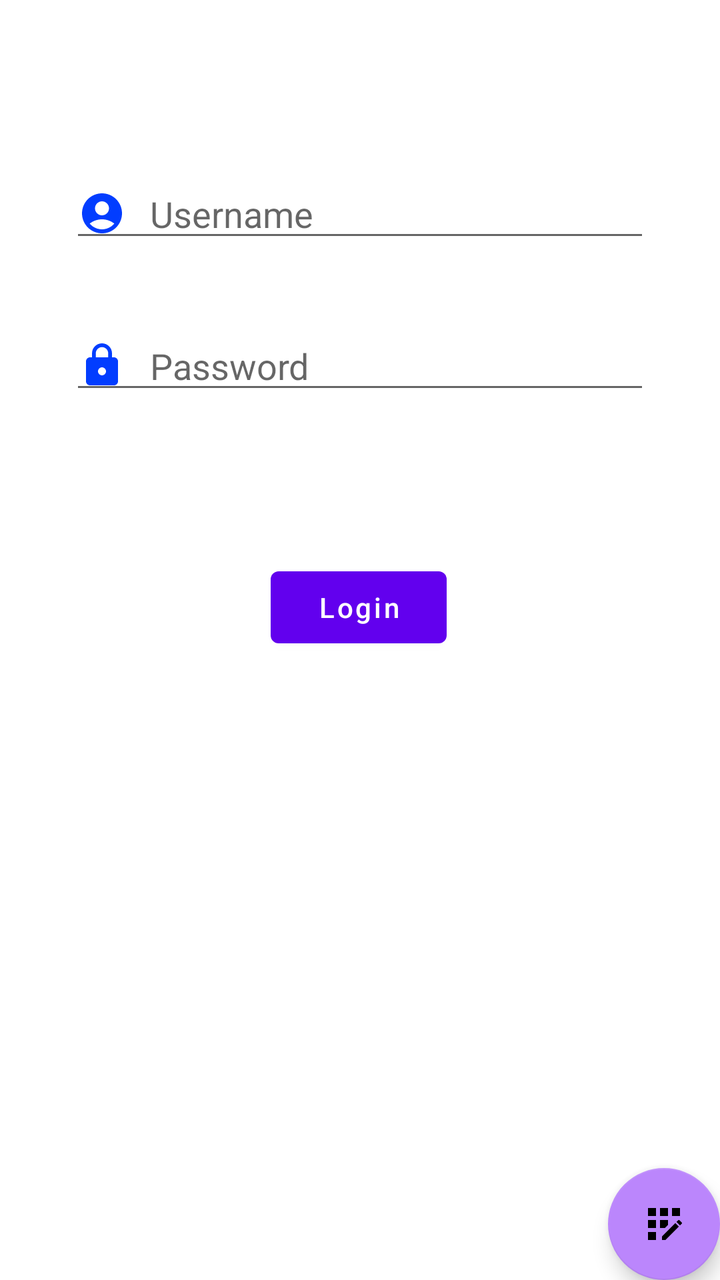
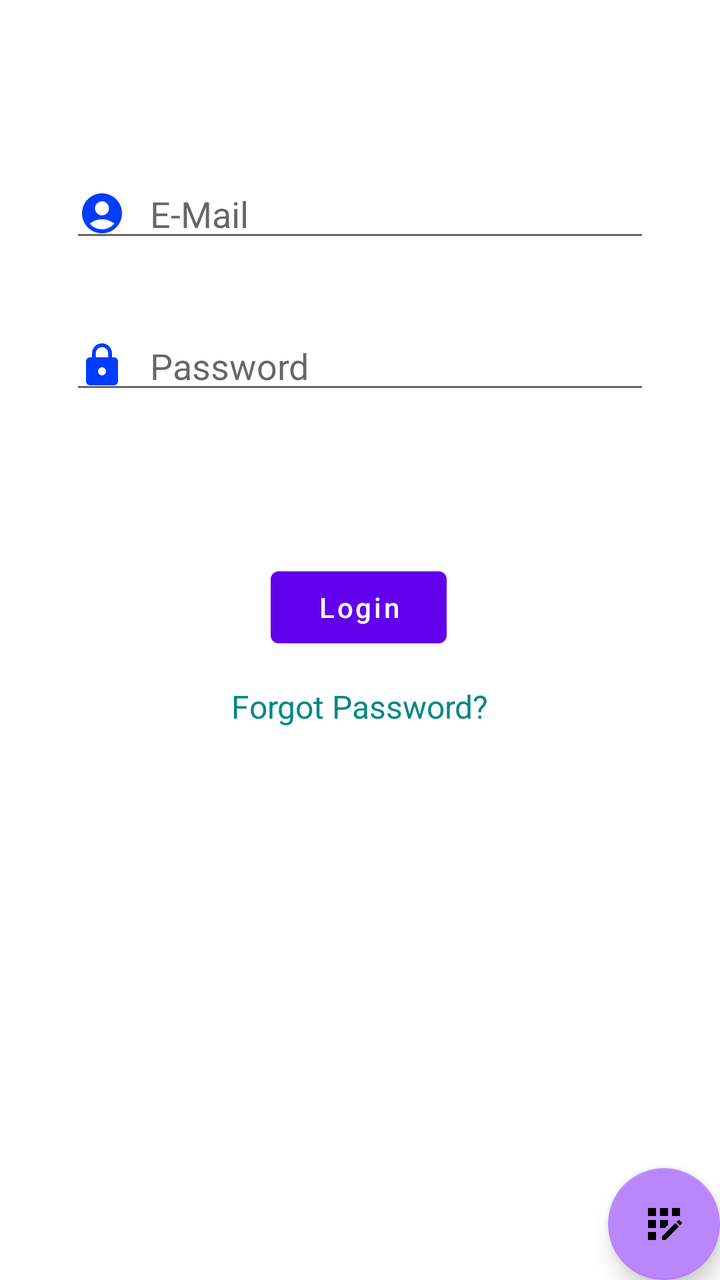

An Android layout rendered at two revisions. The XML below is the earlier revision; the diff shows what the commit changed to produce the second picture.
<!-- AndroidManifest.xml: application theme Theme.MobilOdev -->
<!-- res/layout/fragment_login.xml -->
<?xml version="1.0" encoding="utf-8"?>
<androidx.constraintlayout.widget.ConstraintLayout xmlns:android="http://schemas.android.com/apk/res/android"
    xmlns:app="http://schemas.android.com/apk/res-auto"
    xmlns:tools="http://schemas.android.com/tools"
    android:layout_width="match_parent"
    android:layout_height="match_parent"
    tools:context=".LoginFragment">

    <EditText
        android:id="@+id/user_name_text"
        style="@style/EditTextStyle"
        android:hint = "@string/username"
        app:layout_constraintBottom_toTopOf="@id/password_text"
        app:layout_constraintEnd_toEndOf="parent"
        app:layout_constraintStart_toStartOf="parent"
        app:layout_constraintTop_toTopOf="parent"
        android:drawableLeft="@drawable/baseline_name_surname"
        app:layout_constraintVertical_bias="0.761" />

    <EditText
        android:id="@+id/password_text"
        style="@style/EditTextStyle"
        app:layout_constraintBottom_toTopOf="@id/loginButton"
        app:layout_constraintEnd_toEndOf="parent"
        app:layout_constraintStart_toStartOf="parent"
        android:hint = "@string/password"
        android:drawableLeft="@drawable/password_24"
        android:inputType="textPassword"
        app:layout_constraintTop_toTopOf="parent"
        app:layout_constraintVertical_bias="0.694" />

    <Button
        android:id="@+id/loginButton"
        android:layout_width="wrap_content"
        android:layout_height="wrap_content"
        android:text="@string/login"
        android:textAllCaps ="false"
        app:layout_constraintBottom_toBottomOf="parent"
        app:layout_constraintEnd_toEndOf="parent"
        app:layout_constraintHorizontal_bias="0.498"
        app:layout_constraintStart_toStartOf="parent"
        app:layout_constraintTop_toBottomOf="@id/user_name_text"
        app:layout_constraintVertical_bias="0.33" />

    <com.google.android.material.floatingactionbutton.FloatingActionButton
        android:id="@+id/registerButton"
        android:layout_width="wrap_content"
        android:layout_height="wrap_content"
        android:layout_gravity="bottom|end"
        app:backgroundTint="@color/purple_200"
        app:layout_constraintBottom_toBottomOf="parent"
        app:layout_constraintEnd_toEndOf="parent"
        app:srcCompat="@drawable/ic_baseline_app_registration_24" />
</androidx.constraintlayout.widget.ConstraintLayout>
<!-- resources referenced by this layout -->
<resources>
  <color name="purple_200">#FFBB86FC</color>
  <!-- drawable baseline_name_surname (drawable) -->
  <vector android:height="24dp" android:tint="#023DFF"
      android:viewportHeight="24" android:viewportWidth="24"
      android:width="24dp" xmlns:android="http://schemas.android.com/apk/res/android">
      <path android:fillColor="@android:color/white" android:pathData="M12,2C6.48,2 2,6.48 2,12s4.48,10 10,10s10,-4.48 10,-10S17.52,2 12,2zM12,6c1.93,0 3.5,1.57 3.5,3.5S13.93,13 12,13s-3.5,-1.57 -3.5,-3.5S10.07,6 12,6zM12,20c-2.03,0 -4.43,-0.82 -6.14,-2.88C7.55,15.8 9.68,15 12,15s4.45,0.8 6.14,2.12C16.43,19.18 14.03,20 12,20z"/>
  </vector>
  <!-- drawable ic_baseline_app_registration_24 (drawable) -->
  <vector android:height="24dp" android:tint="#000000"
      android:viewportHeight="24" android:viewportWidth="24"
      android:width="24dp" xmlns:android="http://schemas.android.com/apk/res/android">
      <path android:fillColor="@android:color/white" android:pathData="M10,4h4v4h-4z"/>
      <path android:fillColor="@android:color/white" android:pathData="M4,16h4v4h-4z"/>
      <path android:fillColor="@android:color/white" android:pathData="M4,10h4v4h-4z"/>
      <path android:fillColor="@android:color/white" android:pathData="M4,4h4v4h-4z"/>
      <path android:fillColor="@android:color/white" android:pathData="M14,12.42l0,-2.42l-4,0l0,4l2.42,0z"/>
      <path android:fillColor="@android:color/white" android:pathData="M20.88,11.29l-1.17,-1.17c-0.16,-0.16 -0.42,-0.16 -0.58,0L18.25,11L20,12.75l0.88,-0.88C21.04,11.71 21.04,11.45 20.88,11.29z"/>
      <path android:fillColor="@android:color/white" android:pathData="M11,18.25l0,1.75l1.75,0l6.67,-6.67l-1.75,-1.75z"/>
      <path android:fillColor="@android:color/white" android:pathData="M16,4h4v4h-4z"/>
  </vector>
  <!-- drawable password_24 (drawable) -->
  <vector android:height="24dp" android:tint="#023DFF"
      android:viewportHeight="24" android:viewportWidth="24"
      android:width="24dp" xmlns:android="http://schemas.android.com/apk/res/android">
      <path android:fillColor="@android:color/white" android:pathData="M18,8h-1L17,6c0,-2.76 -2.24,-5 -5,-5S7,3.24 7,6v2L6,8c-1.1,0 -2,0.9 -2,2v10c0,1.1 0.9,2 2,2h12c1.1,0 2,-0.9 2,-2L20,10c0,-1.1 -0.9,-2 -2,-2zM12,17c-1.1,0 -2,-0.9 -2,-2s0.9,-2 2,-2 2,0.9 2,2 -0.9,2 -2,2zM15.1,8L8.9,8L8.9,6c0,-1.71 1.39,-3.1 3.1,-3.1 1.71,0 3.1,1.39 3.1,3.1v2z"/>
  </vector>
  <string name="login">Login</string>
  <string name="password">Password</string>
  <string name="username">Username</string>
  <style name="EditTextStyle">
          <item name="android:layout_width">match_parent</item>
          <item name="android:layout_height">wrap_content</item>
          <item name="android:layout_gravity">center_horizontal</item>
          <item name="android:layout_marginRight">@dimen/centerilaze</item>
          <item name="android:drawablePadding">@dimen/dpp_12</item>
          <item name="android:layout_marginLeft">@dimen/centerilaze</item>
          <item name="android:textSize">18sp</item>
          
      </style>
  <style name="Theme.MobilOdev" parent="Theme.MaterialComponents.DayNight.DarkActionBar">
          
          <item name="colorPrimary">@color/purple_500</item>
          <item name="colorPrimaryVariant">@color/purple_700</item>
          <item name="colorOnPrimary">@color/white</item>
          
          <item name="colorSecondary">@color/teal_200</item>
          <item name="colorSecondaryVariant">@color/teal_700</item>
          <item name="colorOnSecondary">@color/black</item>
          
          <item name="android:statusBarColor" tools:targetApi="l">?attr/colorPrimaryVariant</item>
          
      </style>
  <dimen name="centerilaze">35dp</dimen>
  <dimen name="dpp_12">12dp</dimen>
  <color name="purple_500">#FF6200EE</color>
  <color name="purple_700">#FF3700B3</color>
  <color name="white">#FFFFFFFF</color>
  <color name="teal_200">#FF03DAC5</color>
  <color name="teal_700">#FF018786</color>
  <color name="black">#FF000000</color>
</resources>

<!-- the commit's change to res/layout/fragment_login.xml (unified diff, before → after) -->
@@ -9,7 +9,7 @@
     <EditText
         android:id="@+id/user_name_text"
         style="@style/EditTextStyle"
-        android:hint = "@string/username"
+        android:hint = "@string/email"
         app:layout_constraintBottom_toTopOf="@id/password_text"
         app:layout_constraintEnd_toEndOf="parent"
         app:layout_constraintStart_toStartOf="parent"
@@ -41,7 +41,29 @@
         app:layout_constraintStart_toStartOf="parent"
         app:layout_constraintTop_toBottomOf="@id/user_name_text"
         app:layout_constraintVertical_bias="0.33" />
-
+    <ProgressBar
+        android:id="@+id/loading"
+        android:layout_width="wrap_content"
+        android:layout_height="wrap_content"
+        android:visibility="invisible"
+        android:indeterminate="true"
+        app:layout_constraintBottom_toBottomOf="@id/loginButton"
+        app:layout_constraintEnd_toEndOf="@id/loginButton"
+        app:layout_constraintStart_toStartOf="@id/loginButton"
+        app:layout_constraintTop_toTopOf="@id/loginButton"
+        app:layout_constraintVertical_bias="0.5" />
+    <TextView
+        android:id="@+id/forgotPasswordText"
+        android:layout_width="wrap_content"
+        android:layout_height="wrap_content"
+        android:text="@string/forgot_password"
+        android:textColor="@color/teal_700"
+        android:textSize="16sp"
+        app:layout_constraintBottom_toBottomOf="parent"
+        app:layout_constraintEnd_toEndOf="parent"
+        app:layout_constraintStart_toStartOf="parent"
+        app:layout_constraintTop_toBottomOf="@+id/loginButton"
+        app:layout_constraintVertical_bias="0.05" />
     <com.google.android.material.floatingactionbutton.FloatingActionButton
         android:id="@+id/registerButton"
         android:layout_width="wrap_content"
<!-- resource entries referenced after the edit -->
@@ -26,9 +26,10 @@
       android:width="24dp" xmlns:android="http://schemas.android.com/apk/res/android">
       <path android:fillColor="@android:color/white" android:pathData="M18,8h-1L17,6c0,-2.76 -2.24,-5 -5,-5S7,3.24 7,6v2L6,8c-1.1,0 -2,0.9 -2,2v10c0,1.1 0.9,2 2,2h12c1.1,0 2,-0.9 2,-2L20,10c0,-1.1 -0.9,-2 -2,-2zM12,17c-1.1,0 -2,-0.9 -2,-2s0.9,-2 2,-2 2,0.9 2,2 -0.9,2 -2,2zM15.1,8L8.9,8L8.9,6c0,-1.71 1.39,-3.1 3.1,-3.1 1.71,0 3.1,1.39 3.1,3.1v2z"/>
   </vector>
+  <string name="email">E-Mail</string>
+  <string name="forgot_password">Forgot Password?</string>
   <string name="login">Login</string>
   <string name="password">Password</string>
-  <string name="username">Username</string>
   <style name="EditTextStyle">
           <item name="android:layout_width">match_parent</item>
           <item name="android:layout_height">wrap_content</item>
